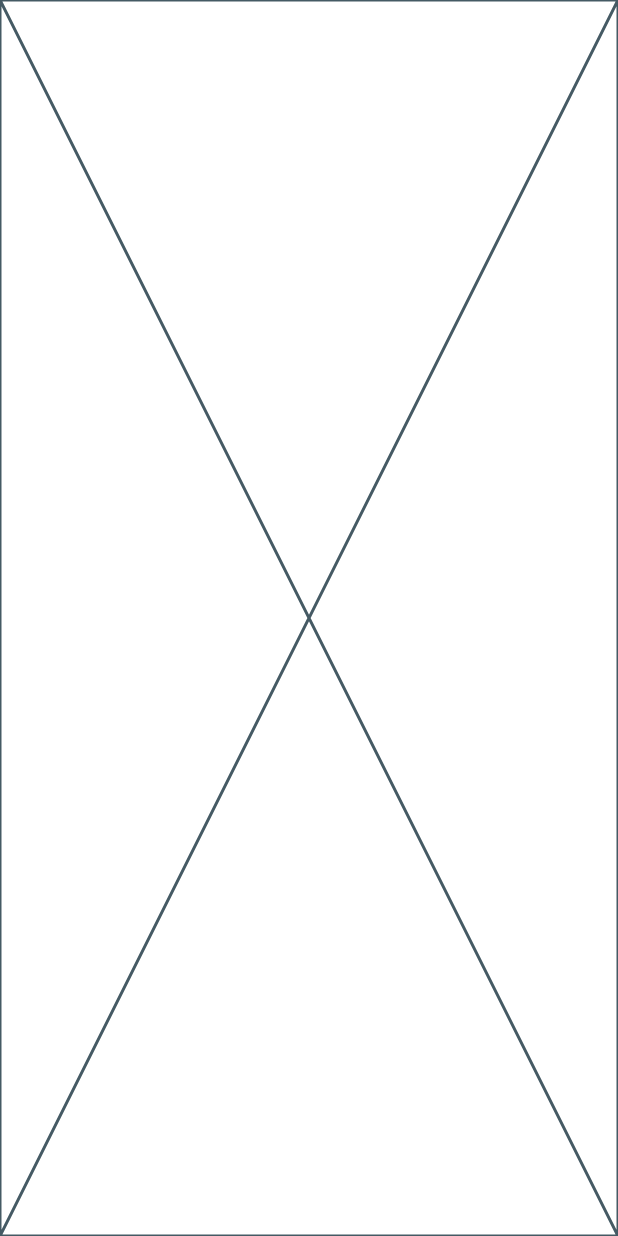
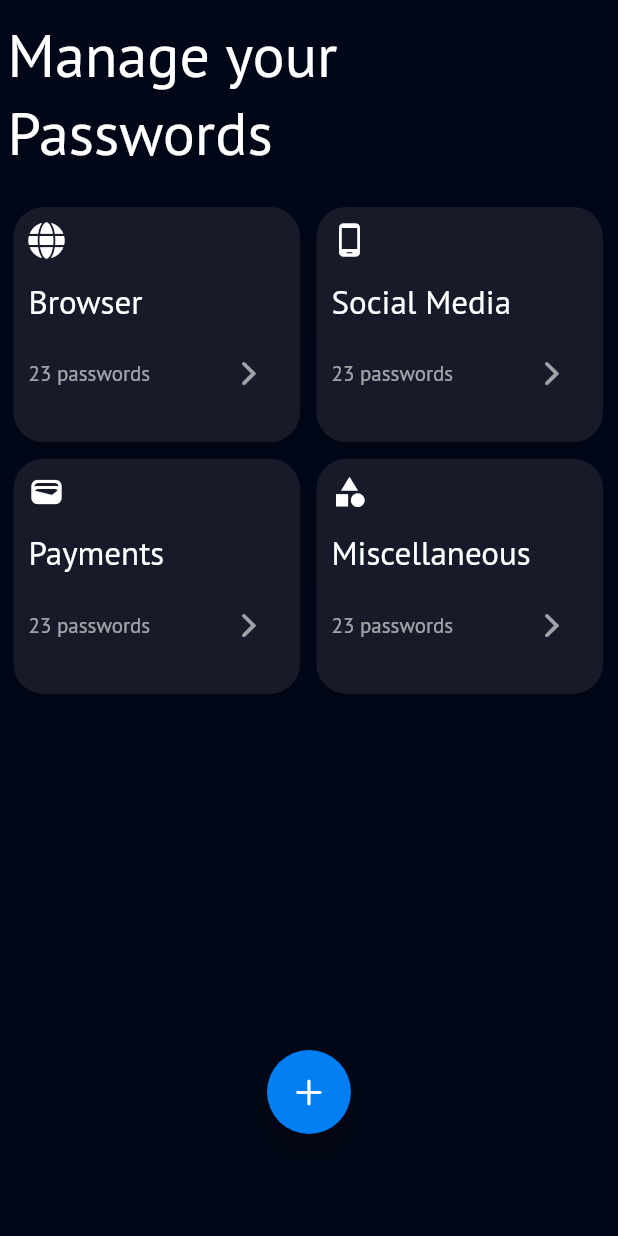
Before and after one commit to Jayakrishnan-manoj/Guardian, a Flutter app: the screen it shows after launch, on a phone screen of 412 x 824 dp. Run offline on Flutter 3.47's test engine with Material 2 defaults, Android fonts, the phone set to English and light mode, and no system bars; drawn by our look-alikes of avatar_glow; our stand-ins replace font_awesome_flutter, gap, local_auth.

Commit message:
complete home screen ui

```diff
--- /dev/null
+++ b/lib/controller/auth_provider.dart
@@ -0,0 +1,29 @@
+import 'package:flutter/material.dart';
+import 'package:flutter/services.dart';
+import 'package:local_auth/local_auth.dart';
+
+enum authStatus { initial, authenticated, notAuthenticated }
+
+final LocalAuthentication auth = LocalAuthentication();
+
+class AuthProvider extends ChangeNotifier {
+  authStatus _authStatus = authStatus.initial;
+  authStatus get authState => _authStatus;
+
+  Future<bool> AuthenticateUser() async {
+    try {
+      bool pass = await auth.authenticate(
+          localizedReason: 'Authenticate to continue',
+          options: AuthenticationOptions(biometricOnly: true));
+      if (pass) {
+        _authStatus = authStatus.authenticated;
+        return true;
+      } else {
+        _authStatus = authStatus.notAuthenticated;
+        return false;
+      }
+    } on PlatformException {
+      return false;
+    }
+  }
+}
--- a/lib/main.dart
+++ b/lib/main.dart
@@ -1,22 +1,86 @@
 import 'package:flutter/material.dart';
+import 'package:guardian/controller/auth_provider.dart';
+import 'package:guardian/view/constants/colors.dart';
 import 'package:guardian/view/screens/home_screen.dart';
+import 'package:guardian/view/screens/landing_screen.dart';
+import 'package:provider/provider.dart';
 
-void main() {
-  runApp(const MyApp());
+void main() async {
+  WidgetsFlutterBinding.ensureInitialized();
+  final AuthProvider authProvider = AuthProvider();
+  await authProvider.AuthenticateUser();
+
+  runApp(MyApp(authProvider: authProvider));
 }
 
 class MyApp extends StatelessWidget {
-  const MyApp({super.key});
+  final AuthProvider authProvider;
+
+  const MyApp({required this.authProvider, Key? key}) : super(key: key);
 
   @override
   Widget build(BuildContext context) {
-    return MaterialApp(
-      title: 'Guardian',
-      theme: ThemeData(
-        colorScheme: ColorScheme.fromSeed(seedColor: Colors.deepPurple),
-        useMaterial3: true,
+    return ChangeNotifierProvider.value(
+      value: authProvider, // Use the existing instance of AuthProvider
+      child: MaterialApp(
+        debugShowCheckedModeBanner: false,
+        title: 'Guardian',
+        theme: ThemeData(
+          scaffoldBackgroundColor: scaffoldBackgroundColor,
+          useMaterial3: false,
+          fontFamily: "PT Sans",
+        ),
+        home: Builder(builder: (context) {
+          switch (authProvider.authState) {
+            case authStatus.authenticated:
+              print(authProvider.authState);
+              return HomeScreen();
+
+            default:
+              return HomeScreen();
+          }
+        }),
       ),
-      home: HomeScreen(),
     );
   }
 }
+
+// void main() async {
+//   WidgetsFlutterBinding.ensureInitialized();
+//   await AuthProvider()
+//       .AuthenticateUser()
+//       .then((value) => print(value));
+
+//   runApp(const MyApp());
+// }
+
+// class MyApp extends StatelessWidget {
+//   const MyApp({super.key});
+
+//   @override
+//   Widget build(BuildContext context) {
+//     final AuthProvider authProvider = AuthProvider();
+//     return ChangeNotifierProvider(
+//       create: (context) => AuthProvider(),
+//       child: MaterialApp(
+//         debugShowCheckedModeBanner: false,
+//         title: 'Guardian',
+//         theme: ThemeData(
+//           scaffoldBackgroundColor: scaffoldBackgroundColor,
+//           useMaterial3: false,
+//           fontFamily: "PT Sans",
+//         ),
+//         home: Builder(builder: (context) {
+//           switch (authProvider.authState) {
+//             case authStatus.authenticated:
+//               print(authProvider.authState);
+//               return HomeScreen();
+
+//             default:
+//               return LandingScreen();
+//           }
+//         }),
+//       ),
+//     );
+//   }
+// }
--- /dev/null
+++ b/lib/view/constants/colors.dart
@@ -0,0 +1,5 @@
+import 'package:flutter/material.dart';
+
+const Color scaffoldBackgroundColor = Color(0xFF020717);
+const Color cardColor = Color(0xFF171a28);
+const Color buttonColor = Color(0xFF017ff3);
--- a/lib/view/screens/home_screen.dart
+++ b/lib/view/screens/home_screen.dart
@@ -1,4 +1,10 @@
+import 'package:avatar_glow/avatar_glow.dart';
+import 'package:flutter/cupertino.dart';
 import 'package:flutter/material.dart';
+import 'package:font_awesome_flutter/font_awesome_flutter.dart';
+import 'package:gap/gap.dart';
+import 'package:guardian/view/constants/colors.dart';
+import 'package:guardian/view/widgets/category_card.dart';
 
 class HomeScreen extends StatefulWidget {
   const HomeScreen({super.key});
@@ -10,6 +16,89 @@ class HomeScreen extends StatefulWidget {
 class _HomeScreenState extends State<HomeScreen> {
   @override
   Widget build(BuildContext context) {
-    return const Placeholder();
+    return Scaffold(
+      // floatingActionButton:
+      floatingActionButton: AvatarGlow(
+        glowColor: buttonColor,
+        endRadius: 80,
+        duration: Duration(milliseconds: 2000),
+        repeat: true,
+        showTwoGlows: true,
+        repeatPauseDuration: Duration(milliseconds: 2000),
+        child: FloatingActionButton(
+          backgroundColor: buttonColor,
+          onPressed: () {},
+          child: Icon(
+            CupertinoIcons.add,
+            color: Colors.white,
+          ),
+        ),
+      ),
+      floatingActionButtonLocation: FloatingActionButtonLocation.centerFloat,
+      body: SafeArea(
+        child: Padding(
+          padding: const EdgeInsets.symmetric(
+            vertical: 10.0,
+            horizontal: 5,
+          ),
+          child: Column(
+            children: [
+              const Text(
+                "Manage your Passwords",
+                style: TextStyle(
+                  fontSize: 40,
+                  color: Colors.white,
+                  fontWeight: FontWeight.w400,
+                ),
+              ),
+              const Gap(20),
+              Column(
+                children: [
+                  Row(
+                    children: [
+                      CategoryCard(
+                        categoryIcon: FaIcon(
+                          FontAwesomeIcons.globe,
+                          color: Colors.white,
+                        ),
+                        categoryTitle: "Browser",
+                      ),
+                      Gap(3),
+                      CategoryCard(
+                        categoryIcon: Icon(
+                          Icons.phone_android,
+                          color: Colors.white,
+                        ),
+                        categoryTitle: "Social Media",
+                      ),
+                    ],
+                  ),
+                  Gap(3),
+                  Row(
+                    children: [
+                      CategoryCard(
+                        categoryIcon: Icon(
+                          Icons.wallet,
+                          color: Colors.white,
+                        ),
+                        categoryTitle: "Payments",
+                      ),
+                      Gap(3),
+                      CategoryCard(
+                        categoryIcon: Icon(
+                          Icons.category,
+                          color: Colors.white,
+                        ),
+                        categoryTitle: "Miscellaneous",
+                      ),
+                    ],
+                  ),
+                ],
+              )
+            ],
+          ),
+        ),
+      ),
+    );
   }
 }
--- /dev/null
+++ b/lib/view/widgets/category_card.dart
@@ -0,0 +1,61 @@
+import 'package:flutter/cupertino.dart';
+import 'package:flutter/material.dart';
+import 'package:font_awesome_flutter/font_awesome_flutter.dart';
+import 'package:gap/gap.dart';
+import 'package:guardian/view/constants/colors.dart';
+
+class CategoryCard extends StatelessWidget {
+  final String categoryTitle;
+  final Widget categoryIcon;
+  const CategoryCard({super.key, required this.categoryTitle, required this.categoryIcon});
+
+  @override
+  Widget build(BuildContext context) {
+    return SizedBox(
+      width: MediaQuery.sizeOf(context).width * 0.483,
+      height: MediaQuery.sizeOf(context).height * 0.2,
+      child: Card(
+        shape: RoundedRectangleBorder(
+          borderRadius: BorderRadius.circular(20),
+        ),
+        color: cardColor,
+        child: Padding(
+          padding: const EdgeInsets.all(10.0),
+          child: Column(
+            crossAxisAlignment: CrossAxisAlignment.start,
+            children: [
+              categoryIcon,
+              Gap(15),
+              Text(
+                categoryTitle,
+                style: TextStyle(
+                  color: Colors.white,
+                  fontSize: 22,
+                ),
+              ),
+              Gap(10),
+              Row(
+                mainAxisAlignment: MainAxisAlignment.spaceBetween,
+                children: [
+                  Text(
+                    "23 passwords",
+                    style: TextStyle(
+                      color: Colors.white60,
+                    ),
+                  ),
+                  IconButton(
+                    onPressed: () {},
+                    icon: Icon(
+                      CupertinoIcons.forward,
+                      color: Colors.white60,
+                    ),
+                  ),
+                ],
+              ),
+            ],
+          ),
+        ),
+      ),
+    );
+  }
+}
```
Also changed, not shown: lib/view/screens/landing_screen.dart (added, +68 -0 lines), lib/view/widgets/grid_tile.dart (added, +21 -0 lines), pubspec.yaml (+11 -20 lines), assets/fonts/PTSans-Bold.ttf (added), assets/fonts/PTSans-BoldItalic.ttf (added), assets/fonts/PTSans-Italic.ttf (added), assets/fonts/PTSans-Regular.ttf (added), pubspec.lock, 4 other files.
